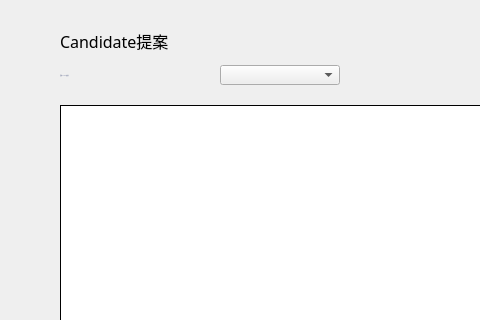
Old version of the form XWCWallet/citizen/CitizenProposalPage.ui in the repository Whitecoin-Owner/Whitecoin-qt; both pictures show x 0 to 480 and y 0 to 320 of the 770 by 510 pixel window.
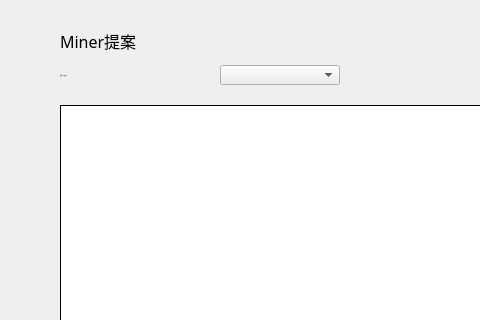
New version of the form.

What changed in the file:
```diff
--- a/XWCWallet/citizen/CitizenProposalPage.ui
+++ b/XWCWallet/citizen/CitizenProposalPage.ui
@@ -32,11 +32,11 @@
     </font>
    </property>
    <property name="styleSheet">
-    <string notr="true">QLabel{color: rgb(135,144,172);font: 14px &quot;微软雅黑&quot;;}
-</string>
+    <string notr="true">QLabel{color: rgb(80,80,80);
+font: 11px &quot;微软雅黑&quot;;}</string>
    </property>
    <property name="text">
-    <string>当前Candidate账号</string>
+    <string>当前Miner账号</string>
    </property>
    <property name="alignment">
     <set>Qt::AlignLeading|Qt::AlignLeft|Qt::AlignVCenter</set>
@@ -237,7 +237,7 @@
     <string notr="true"/>
    </property>
    <property name="text">
-    <string>Candidate提案</string>
+    <string>Miner提案</string>
    </property>
   </widget>
   <widget class="QToolButton" name="changeSenatorBtn">
```
